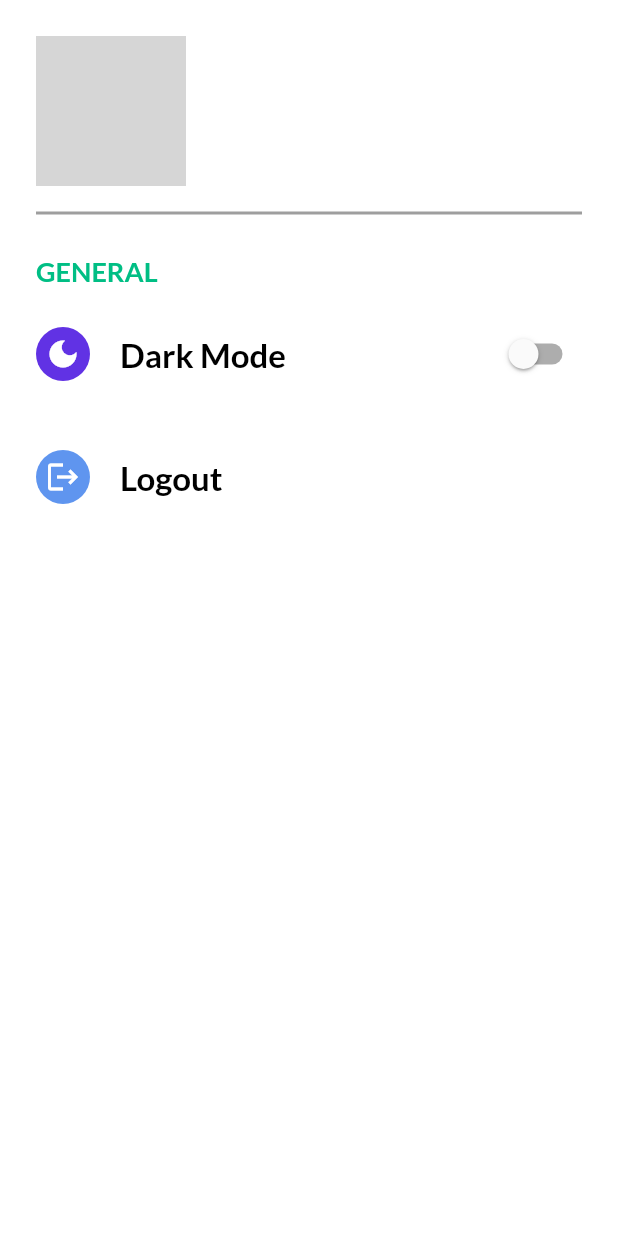
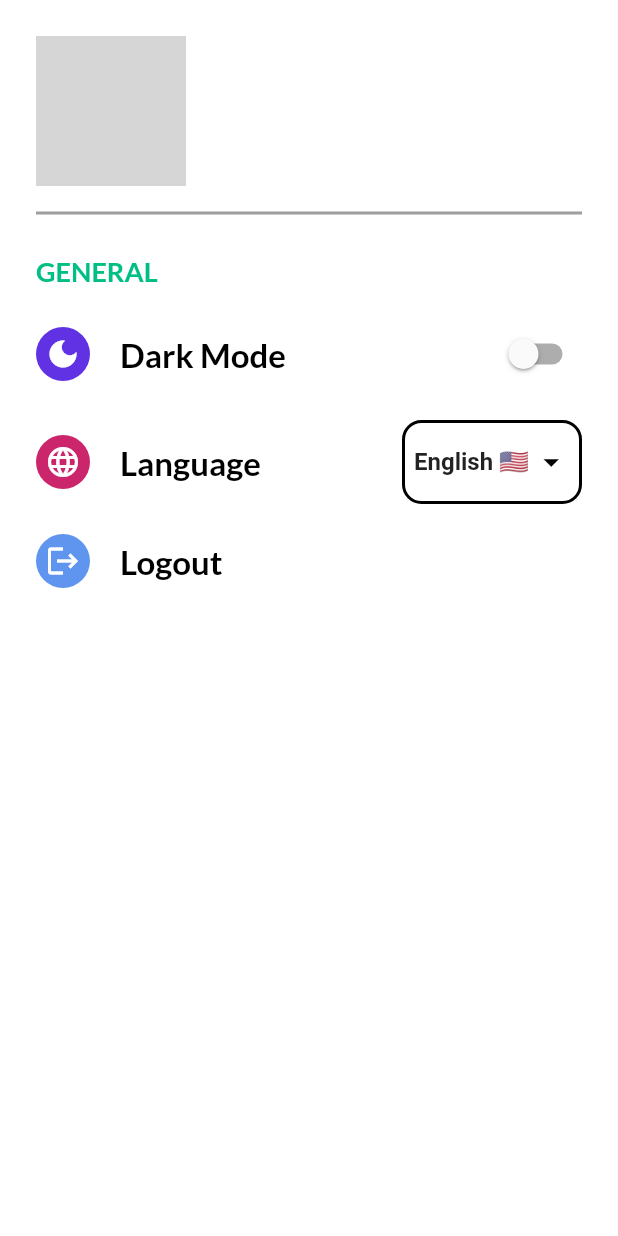
Before and after one commit to SamehNagi/e_commerce_project, a Flutter app: the SettingsScreen screen opened directly, on a phone screen of 412 x 824 dp. Run offline on Flutter 3.47's test engine with Material 2 defaults, Android fonts, the phone set to English and light mode, and no system bars; our stand-ins replace badges, carousel_slider, firebase_auth, firebase_core, flutter_rating_bar, get and 5 more; missing offline and left inert: flutter_facebook_auth; accounts and stored records are empty; network calls fail; statements that could not run were skipped; grey boxes are pictures that could not be loaded.

Commit message:
Settings Screen -- Language UI Design

```diff
--- a/e_commerce/lib/utils/my_string.dart
+++ b/e_commerce/lib/utils/my_string.dart
@@ -4,3 +4,11 @@ String validationEmail =
 String validationName = r'^[a-z A-Z]+$';
 
 String baseUrl = 'https://fakestoreapi.com';
+
+String arabic = "Arabic 🇸🇦";
+String english = "English 🇺🇸";
+String french = "French 🇫🇷";
+
+String ar = "ar";
+String en = "en";
+String fr = "fr";
--- a/e_commerce/lib/view/screens/settings_screen.dart
+++ b/e_commerce/lib/view/screens/settings_screen.dart
@@ -1,5 +1,6 @@
 import 'package:e_commerce/utils/theme.dart';
 import 'package:e_commerce/view/widgets/settings/dark_mode_widget.dart';
+import 'package:e_commerce/view/widgets/settings/language_widget.dart';
 import 'package:e_commerce/view/widgets/settings/logout_widget.dart';
 import 'package:e_commerce/view/widgets/settings/profile_widget.dart';
 import 'package:e_commerce/view/widgets/text.utils.dart';
@@ -41,7 +42,7 @@ class SettingsScreen extends StatelessWidget {
           const SizedBox(
             height: 20,
           ),
-          // LanguageWidget(),
+          LanguageWidget(),
           const SizedBox(
             height: 20,
           ),
--- /dev/null
+++ b/e_commerce/lib/view/widgets/settings/language_widget.dart
@@ -0,0 +1,102 @@
+import 'package:e_commerce/utils/my_string.dart';
+import 'package:e_commerce/utils/theme.dart';
+import 'package:e_commerce/view/widgets/text.utils.dart';
+import 'package:flutter/material.dart';
+import 'package:get/get.dart';
+
+class LanguageWidget extends StatelessWidget {
+  const LanguageWidget({Key? key}) : super(key: key);
+
+  @override
+  Widget build(BuildContext context) {
+    return Row(
+      mainAxisAlignment: MainAxisAlignment.spaceBetween,
+      children: [
+        Material(
+          color: Colors.transparent,
+          child: Row(
+            children: [
+              Container(
+                padding: const EdgeInsets.all(6),
+                decoration: const BoxDecoration(
+                  shape: BoxShape.circle,
+                  color: languageSettings,
+                ),
+                child: const Icon(
+                  Icons.language,
+                  color: Colors.white,
+                ),
+              ),
+              const SizedBox(
+                width: 20,
+              ),
+              TextUtils(
+                fontSize: 22,
+                fontWeight: FontWeight.bold,
+                text: "Language",
+                color: Get.isDarkMode ? Colors.white : Colors.black,
+                underLine: TextDecoration.none,
+              ),
+            ],
+          ),
+        ),
+        Container(
+          width: 120,
+          padding: const EdgeInsets.symmetric(horizontal: 6, vertical: 2),
+          decoration: BoxDecoration(
+            borderRadius: BorderRadius.circular(13),
+            border: Border.all(
+              color: Get.isDarkMode ? Colors.white : Colors.black,
+              width: 2,
+            ),
+          ),
+          child: DropdownButtonHideUnderline(
+            child: DropdownButton<String>(
+              iconSize: 25,
+              icon: Icon(
+                Icons.arrow_drop_down,
+                color: Get.isDarkMode ? Colors.white : Colors.black,
+              ),
+              items: [
+                DropdownMenuItem(
+                  child: Text(
+                    english,
+                    style: TextStyle(
+                      fontWeight: FontWeight.bold,
+                      fontSize: 16,
+                    ),
+                  ),
+                  value: en,
+                ),
+                DropdownMenuItem(
+                  child: Text(
+                    arabic,
+                    style: TextStyle(
+                      fontWeight: FontWeight.bold,
+                      fontSize: 16,
+                    ),
+                  ),
+                  value: ar,
+                ),
+                DropdownMenuItem(
+                  child: Text(
+                    french,
+                    style: TextStyle(
+                      fontWeight: FontWeight.bold,
+                      fontSize: 16,
+                    ),
+                  ),
+                  value: fr,
+                ),
+              ],
+              value: en,
+              onChanged: (value) {
+                en = value!;
+              },
+            ),
+          ),
+        ),
+      ],
+    );
+  }
+}
```
